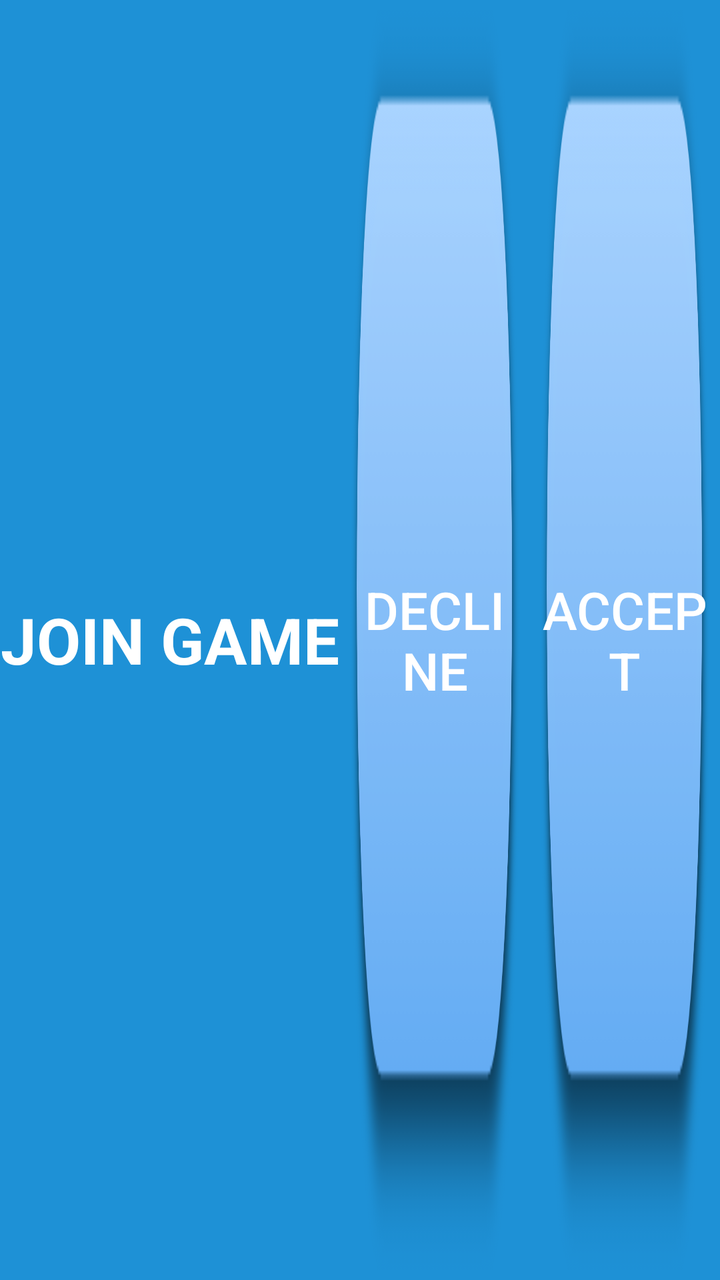
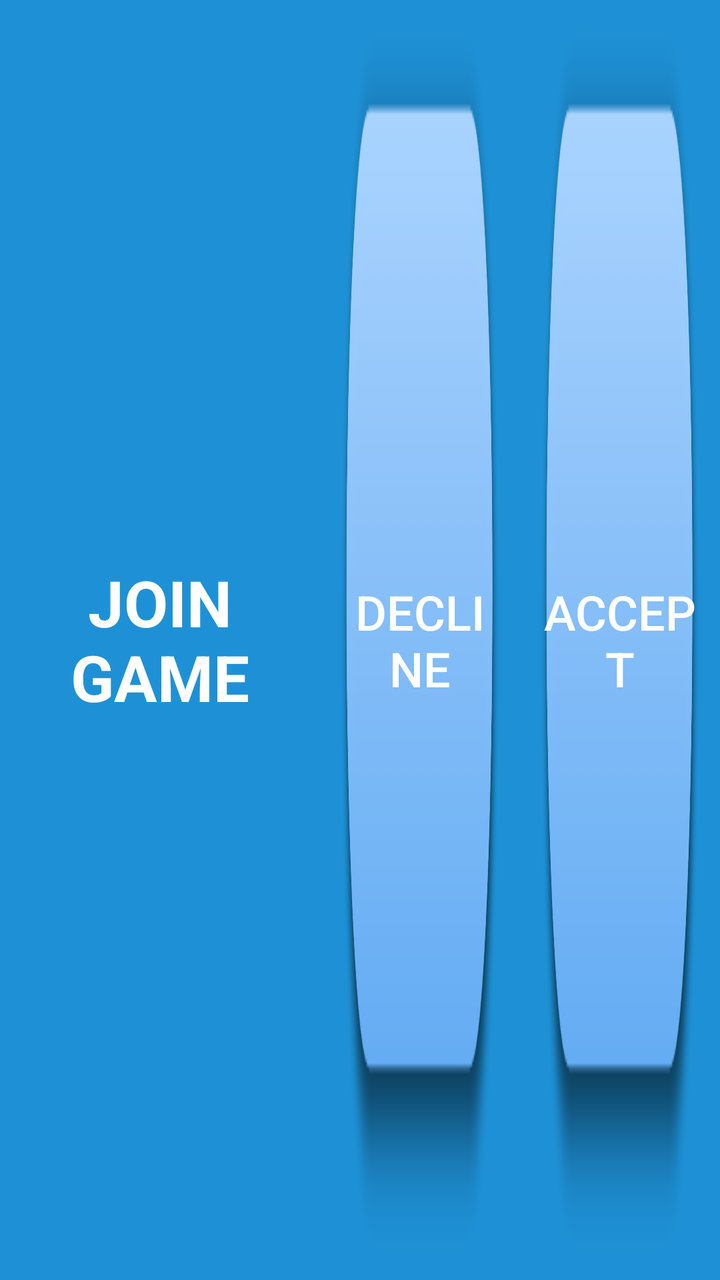

Compare the two renders of this Android layout. The source of the first and the diff that turns it into the second are given below.
<!-- AndroidManifest.xml: application theme AppTheme -->
<!-- res/layout/activity_invite_large.xml -->
<?xml version="1.0" encoding="utf-8"?>
<LinearLayout xmlns:android="http://schemas.android.com/apk/res/android"
    android:layout_width="match_parent"
    android:layout_height="80dp"
    android:background="@color/color2"
    android:orientation="horizontal"
    android:weightSum="100">

    <TextView
        android:id="@+id/incoming_invitation_text"
        android:layout_width="0dp"
        android:layout_height="match_parent"
        android:layout_weight="50"
        android:gravity="center"
        android:text="JOIN GAME"
        android:textColor="@color/white"
        android:textSize="32sp"
        android:textStyle="bold" />

    <Button
        android:id="@+id/decline_button"
        android:layout_width="0dp"
        android:layout_height="match_parent"
        android:layout_margin="5dp"
        android:layout_weight="25"
        android:background="@drawable/multiplayer_button"
        android:text="Decline"
        android:textColor="@color/white"
        android:textSize="26sp" />

    <Button
        android:id="@+id/button_accept_popup_invitation"
        android:layout_width="0dp"
        android:layout_height="match_parent"
        android:layout_margin="5dp"
        android:layout_weight="25"
        android:background="@drawable/multiplayer_button"
        android:text="Accept"
        android:textColor="@color/white"
        android:textSize="26sp" />
</LinearLayout>
<!-- resources referenced by this layout -->
<resources>
  <color name="color2">#1e91d6</color>
  <color name="white">#ffffff</color>
  <!-- drawable multiplayer_button (drawable-nodpi) -->
  <?xml version="1.0" encoding="utf-8"?>
  <selector xmlns:android="http://schemas.android.com/apk/res/android">
      
      
      <item android:state_pressed="true" android:drawable="@drawable/orange3dpressed" />
      <item android:drawable="@drawable/orange3d" />
  </selector>
  <style name="AppTheme" parent="Theme.AppCompat.Light.NoActionBar">
      <item name="colorPrimary">@color/colorPrimary</item>
      <item name="colorPrimaryDark">@color/colorPrimaryDark</item>
      <item name="colorAccent">@color/colorAccent</item>
      <item name="preferenceTheme">@style/PreferenceThemeOverlay.v14.Material</item>
  
  </style>
  <!-- drawable orange3dpressed: png bitmap (drawable-nodpi, 13531 bytes) -->
  <!-- drawable orange3d: png bitmap (drawable-nodpi, 12709 bytes) -->
  <color name="colorPrimary">#FFFFFF</color>
  <color name="colorPrimaryDark">#454444</color>
  <color name="colorAccent">#1e91d6</color>
</resources>

<!-- the commit's change to res/layout/activity_invite_large.xml (unified diff, before → after) -->
@@ -21,21 +21,21 @@
         android:id="@+id/decline_button"
         android:layout_width="0dp"
         android:layout_height="match_parent"
-        android:layout_margin="5dp"
+        android:layout_margin="10dp"
         android:layout_weight="25"
         android:background="@drawable/multiplayer_button"
         android:text="Decline"
         android:textColor="@color/white"
-        android:textSize="26sp" />
+        android:textSize="24sp" />
 
     <Button
         android:id="@+id/button_accept_popup_invitation"
         android:layout_width="0dp"
         android:layout_height="match_parent"
-        android:layout_margin="5dp"
+        android:layout_margin="10dp"
         android:layout_weight="25"
         android:background="@drawable/multiplayer_button"
         android:text="Accept"
         android:textColor="@color/white"
-        android:textSize="26sp" />
+        android:textSize="24sp" />
 </LinearLayout>
